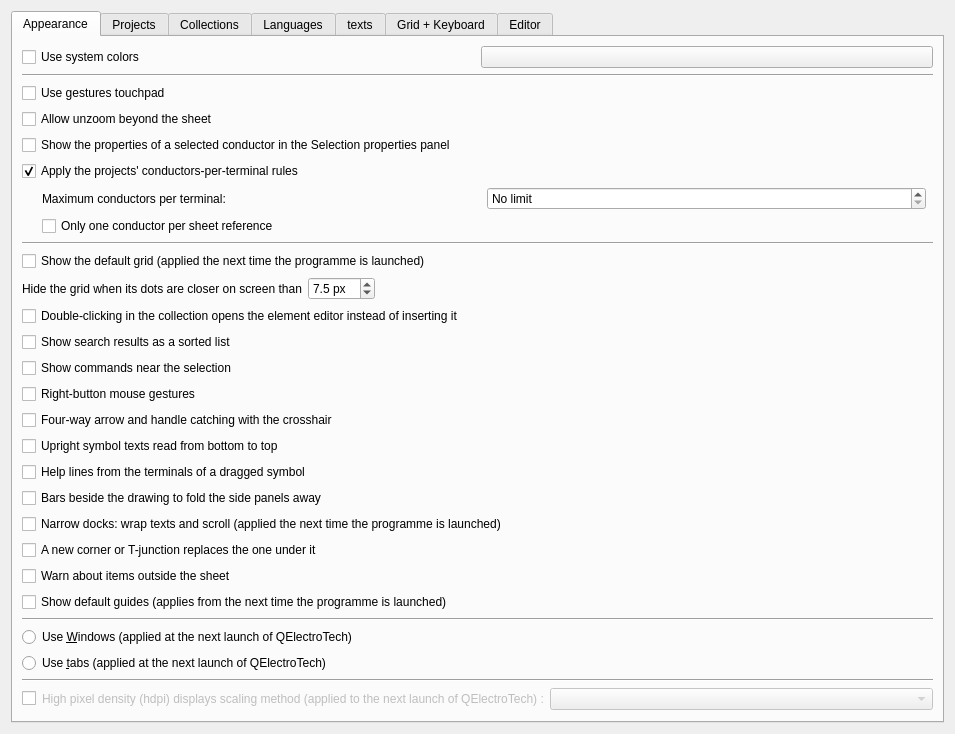
Above: sources/ui/configpage/generalconfigurationpage.ui from qelectrotech/qelectrotech-source-mirror before the change. Below: the same form after it.
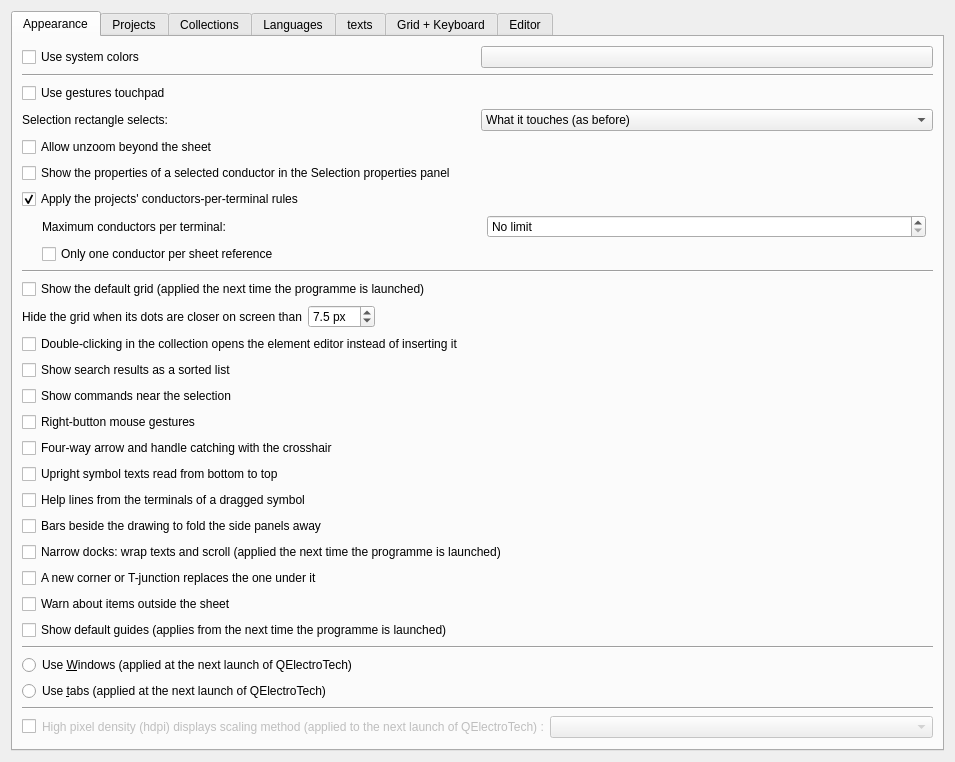
That is the form after the change. Custom widgets are drawn as their Qt base class.

Commit message:
Selection rectangle: a setting for what it selects
A selection rectangle selects what it touches, so a rectangle drawn
around a few symbols also catches the wires and neighbours it crosses.
The new setting (General page) keeps that as the default and offers to
select only what lies wholly within the rectangle, or to go by the
direction it is dragged in: wholly within to the right, touched to the
left.

Diff of the .ui file:
```diff
--- a/sources/ui/configpage/generalconfigurationpage.ui
+++ b/sources/ui/configpage/generalconfigurationpage.ui
@@ -56,6 +56,39 @@
          </property>
         </widget>
        </item>
+       <item>
+        <layout class="QHBoxLayout" name="m_selection_rectangle_layout">
+         <item>
+          <widget class="QLabel" name="m_selection_rectangle_label">
+           <property name="text">
+            <string>Selection rectangle selects:</string>
+           </property>
+           <property name="buddy">
+            <cstring>m_selection_rectangle_cb</cstring>
+           </property>
+          </widget>
+         </item>
+         <item>
+          <widget class="QComboBox" name="m_selection_rectangle_cb">
+           <item>
+            <property name="text">
+             <string>What it touches (as before)</string>
+            </property>
+           </item>
+           <item>
+            <property name="text">
+             <string>What lies wholly within it</string>
+            </property>
+           </item>
+           <item>
+            <property name="text">
+             <string>By direction: wholly within to the right, touched to the left</string>
+            </property>
+           </item>
+          </widget>
+         </item>
+        </layout>
+       </item>
        <item>
         <widget class="QCheckBox" name="m_zoom_out_beyond_folio">
          <property name="text">
```
Left out of the diff: 1 changed line with no effect on the pictures. The commit also changes 5 other files.
